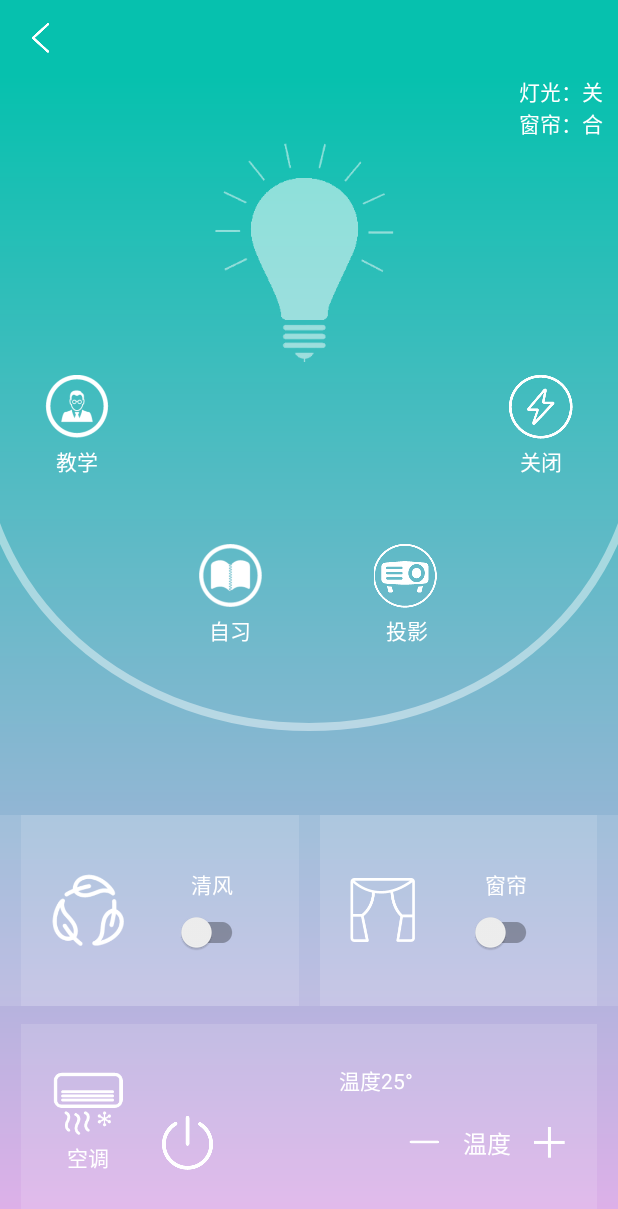
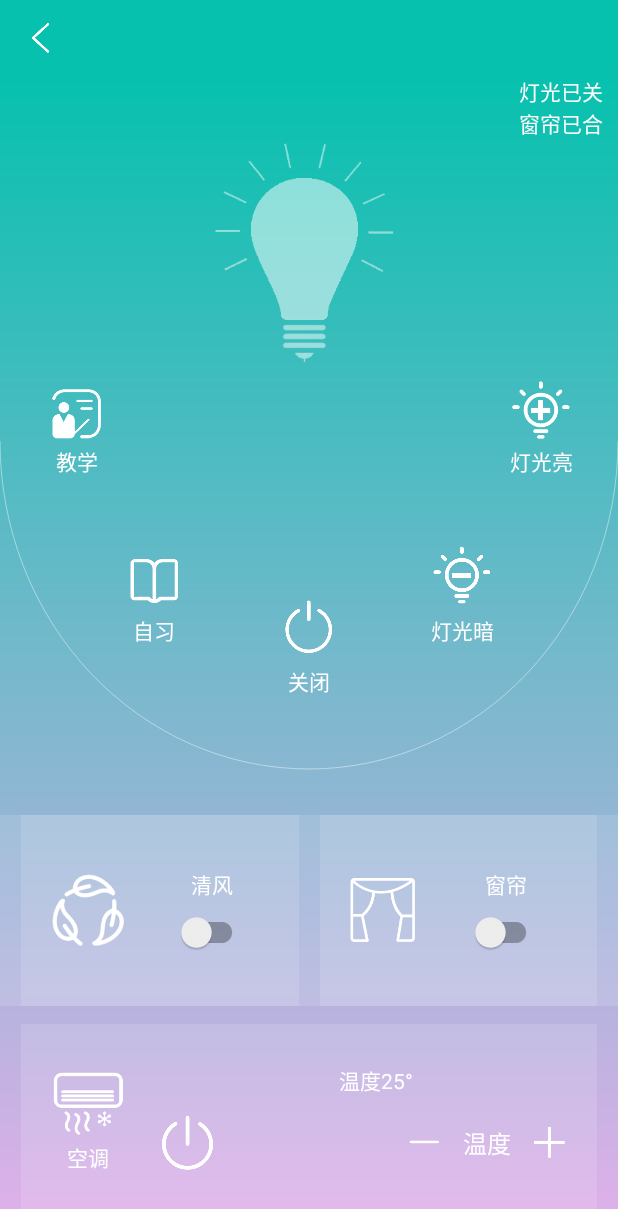
Before and after one commit to luoyingxing/Classroom, an Android app: the DeviceActivity screen opened directly, with no data from a screen before it, on a phone screen of 412 x 824 dp. Shown: the top 1209 px of the screen. Run offline under Robolectric (Android 15) with nearby library versions, the phone set to English and light mode, and no system bars; libraries missing offline, so code that uses them is left out: com.lyx.frame; 4 statements that could not run were skipped.

Commit message:
change device layout and style , add sign jks

```diff
--- a/app/src/main/java/com/lyx/classroom/base/PanelLayout.java
+++ b/app/src/main/java/com/lyx/classroom/base/PanelLayout.java
@@ -41,7 +41,7 @@ public class PanelLayout extends ViewGroup {
         mPaint.setAntiAlias(true);
         mPaint.setColor(Color.parseColor(mStrokeColor));
         mPaint.setStyle(Paint.Style.STROKE);
-        mPaint.setStrokeWidth(8);
+        mPaint.setStrokeWidth(1);
     }
 
     @Override
@@ -65,17 +65,17 @@ public class PanelLayout extends ViewGroup {
 
     @Override
     protected void onLayout(boolean changed, int l, int t, int r, int b) {
-
         int childCount = getChildCount();
 
-        if (childCount != 4) {
-            throw new RuntimeException("the child view only support four count!");
+        if (childCount != 5) {
+            throw new RuntimeException("the child view only support five count!");
         }
 
         View childOne = getChildAt(0);
         View childTwo = getChildAt(1);
         View childThree = getChildAt(2);
         View childFour = getChildAt(3);
+        View childFive = getChildAt(4);
 
         int width = getMeasuredWidth();
         int height = getMeasuredHeight();
@@ -90,24 +90,28 @@ public class PanelLayout extends ViewGroup {
 
         int twoWidth = childTwo.getMeasuredWidth();
         int twoHeight = childTwo.getMeasuredHeight();
-        int twoLeft = (perWidth - twoWidth) / 2 + perWidth;
+        int twoLeft = perWidth - twoWidth / 2;
         childTwo.layout(twoLeft, centerHeight / 2 * 3 - twoHeight, twoLeft + twoWidth, centerHeight / 2 * 3);
 
         int threeWidth = childFour.getMeasuredWidth();
         int threeHeight = childFour.getMeasuredHeight();
-        int threeRight = width - perWidth - (perWidth - threeHeight) / 2;
-        childThree.layout(threeRight - threeWidth, centerHeight / 2 * 3 - threeHeight, threeRight, centerHeight / 2 * 3);
+        int threeLeft = width / 2 - threeWidth / 2;
+        childThree.layout(threeLeft, centerHeight / 2 * 3 - threeHeight / 2, threeLeft + threeWidth, centerHeight / 2 * 3 + threeHeight / 2);
 
         int fourWidth = childFour.getMeasuredWidth();
         int fourHeight = childFour.getMeasuredHeight();
-        int fourRight = width - (perWidth - fourWidth) / 2;
-        childFour.layout(fourRight - fourWidth, centerHeight - fourHeight, fourRight, centerHeight);
+        int fourRight = width / 4 * 3 + fourWidth / 2;
+        childFour.layout(fourRight - fourWidth, centerHeight / 2 * 3 - fourHeight, fourRight, centerHeight / 2 * 3);
 
+        int fiveWidth = childFive.getMeasuredWidth();
+        int fiveHeight = childFive.getMeasuredHeight();
+        int fiveRight = width - (perWidth - fiveWidth) / 2;
+        childFive.layout(fiveRight - fiveWidth, centerHeight - fiveHeight, fiveRight, centerHeight);
     }
 
     @Override
     protected void onDraw(Canvas canvas) {
         super.onDraw(canvas);
-        canvas.drawArc(new RectF(-20, 0, getMeasuredWidth() + 20, getMeasuredHeight() / 8 * 7), 0, 180, false, mPaint);
+        canvas.drawArc(new RectF(0, -26, getMeasuredWidth(), getMeasuredHeight() / 16 * 15), 0, 180, false, mPaint);
     }
 }
--- a/app/src/main/res/layout/activity_device.xml
+++ b/app/src/main/res/layout/activity_device.xml
@@ -67,17 +67,6 @@
                 android:textColor="@color/white" />
 
             <TextView
-                android:id="@+id/tv_device_projection"
-                android:layout_width="wrap_content"
-                android:layout_height="wrap_content"
-                android:contentDescription="@string/app_name"
-                android:drawablePadding="4dp"
-                android:drawableTop="@mipmap/ic_light_projection"
-                android:gravity="center"
-                android:text="@string/device_projection_mode"
-                android:textColor="@color/white" />
-
-            <TextView
                 android:id="@+id/tv_device_power"
                 android:layout_width="wrap_content"
                 android:layout_height="wrap_content"
@@ -86,6 +75,28 @@
                 android:drawableTop="@mipmap/ic_light_power"
                 android:gravity="center"
                 android:text="@string/device_power_mode"
+                android:textColor="@color/white" />
+
+            <TextView
+                android:id="@+id/tv_device_light_reduce"
+                android:layout_width="wrap_content"
+                android:layout_height="wrap_content"
+                android:contentDescription="@string/app_name"
+                android:drawablePadding="4dp"
+                android:drawableTop="@mipmap/ic_light_reduce"
+                android:gravity="center"
+                android:text="@string/device_light_reduce"
+                android:textColor="@color/white" />
+
+            <TextView
+                android:id="@+id/tv_device_light_increase"
+                android:layout_width="wrap_content"
+                android:layout_height="wrap_content"
+                android:contentDescription="@string/app_name"
+                android:drawablePadding="4dp"
+                android:drawableTop="@mipmap/ic_light_increase"
+                android:gravity="center"
+                android:text="@string/device_light_increase"
                 android:textColor="@color/white" />
 
         </com.lyx.classroom.base.PanelLayout>
--- a/app/src/main/res/values/strings.xml
+++ b/app/src/main/res/values/strings.xml
@@ -9,14 +9,16 @@
     <string name="home_personal">个人中心</string>
     <string name="main_exit">再按一次退出</string>
 
-    <string name="device_light_status_off">灯光：关</string>
-    <string name="device_light_status_on">灯光：开</string>
-    <string name="device_curtains_status_on">窗帘：开</string>
-    <string name="device_curtains_status_off">窗帘：合</string>
+    <string name="device_light_status_off">灯光已关</string>
+    <string name="device_light_status_on">灯光已开</string>
+    <string name="device_curtains_status_on">窗帘已开</string>
+    <string name="device_curtains_status_off">窗帘已合</string>
     <string name="device_breeze_on">清风打开</string>
     <string name="device_breeze_off">清风关闭</string>
     <string name="device_teach_mode">教学</string>
     <string name="device_book_mode">自习</string>
+    <string name="device_light_increase">灯光亮</string>
+    <string name="device_light_reduce">灯光暗</string>
     <string name="device_projection_mode">投影</string>
     <string name="device_power_mode">关闭</string>
     <string name="device_breeze_mode">清风</string>
```
Also changed, not shown: app/build.gradle (+36 -0 lines), app/src/main/java/com/lyx/classroom/room/DeviceActivity.java (+61 -8 lines), app/src/main/res/mipmap-xxhdpi/ic_light_book.png, app/src/main/res/mipmap-xxhdpi/ic_light_increase.png (added), app/src/main/res/mipmap-xxhdpi/ic_light_power.png, app/src/main/res/mipmap-xxhdpi/ic_light_reduce.png (added), app/src/main/res/mipmap-xxhdpi/ic_light_teach.png, 1 other file.
